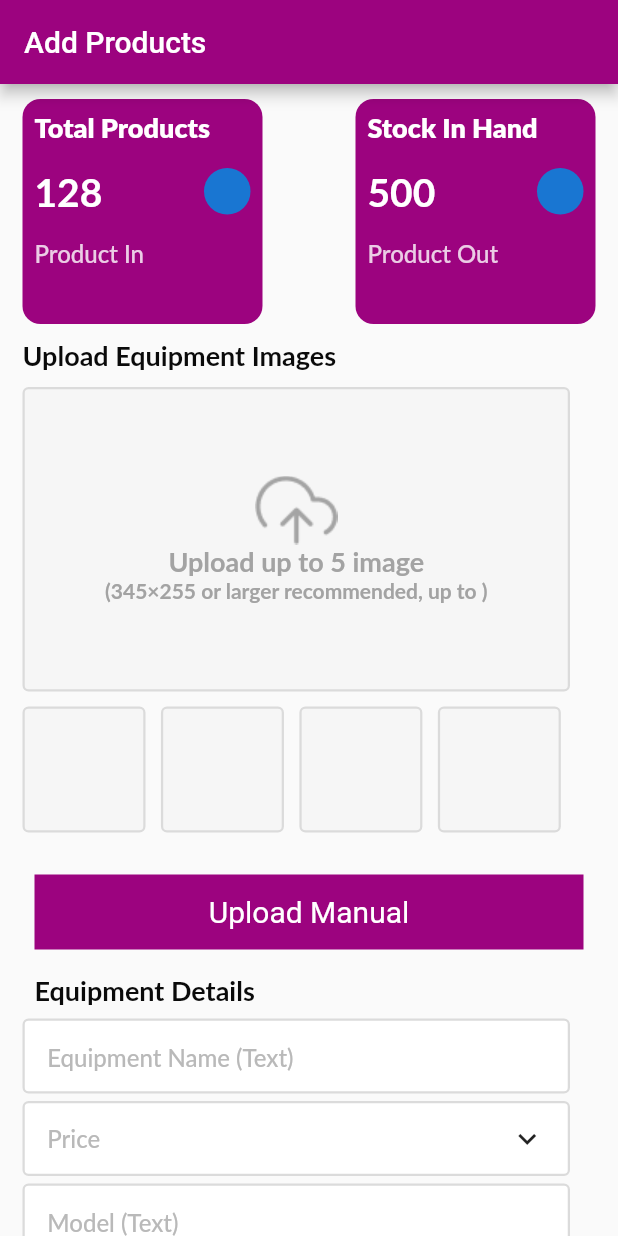
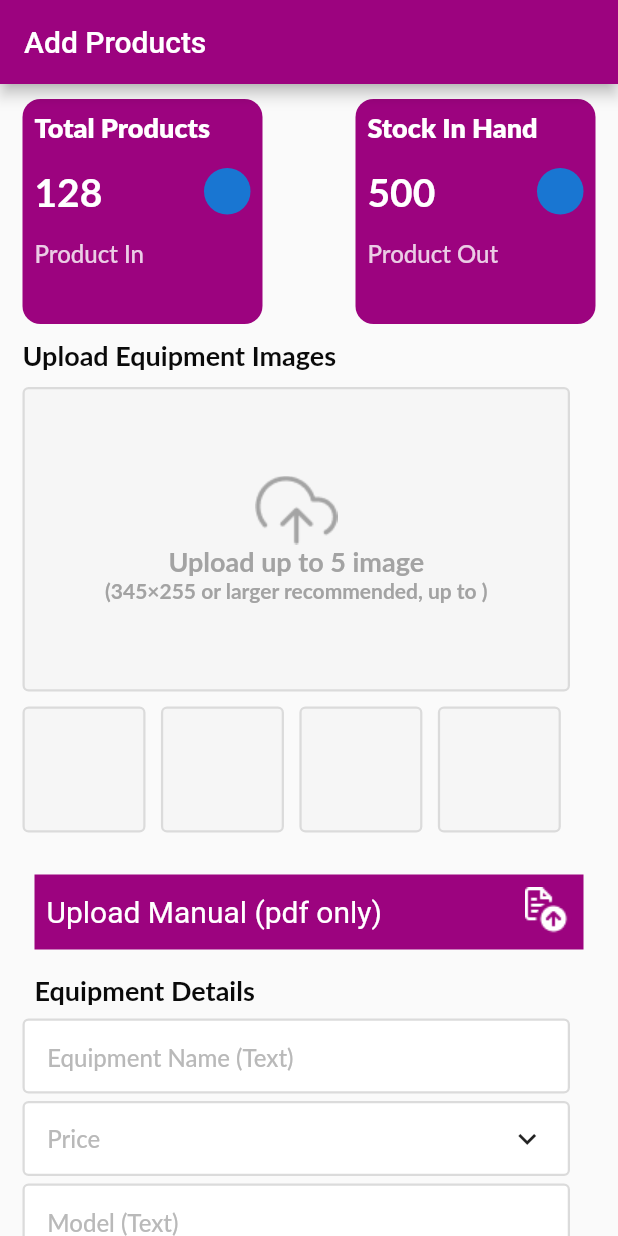
Before and after one commit to guri1423/purpleavapp, a Flutter app: the AddProducts screen opened directly, after a tap on "Add Product", on a phone screen of 412 x 824 dp. Run offline on Flutter 3.47's test engine with Material 2 defaults, Android fonts, the phone set to English and light mode, and no system bars; our stand-ins replace hive, hive_flutter, image_picker, pin_code_fields; accounts and stored records are empty; Roboto replaces fonts that are missing (Lato).

Commit message:
updated latest

```diff
--- a/lib/Screens/Add_Products.dart
+++ b/lib/Screens/Add_Products.dart
@@ -491,11 +491,21 @@ class _AddProductsState extends State<AddProducts> {
               child: GestureDetector(onTap: (){
                 Navigator.pushReplacement(context, MaterialPageRoute(builder: (context)=>SignIn()));
               },
-                child: Center(
-                  child: Text('Upload Manual', style: TextStyle(
-                    color: Colors.white,
-                    fontSize: 20,
-                  ),),
+                child: Padding(
+                  padding: const EdgeInsets.all(8.0),
+                  child: Row(
+                    children: [
+                      Center(
+                        child: Text('Upload Manual (pdf only)', style: TextStyle(
+                          color: Colors.white,
+                          fontSize: 20,
+                        ),),
+                      ),
+                      Spacer(),
+
+                      Image.asset('images/pdf.png')
+                    ],
+                  ),
                 ),
               ),
             ),
```
